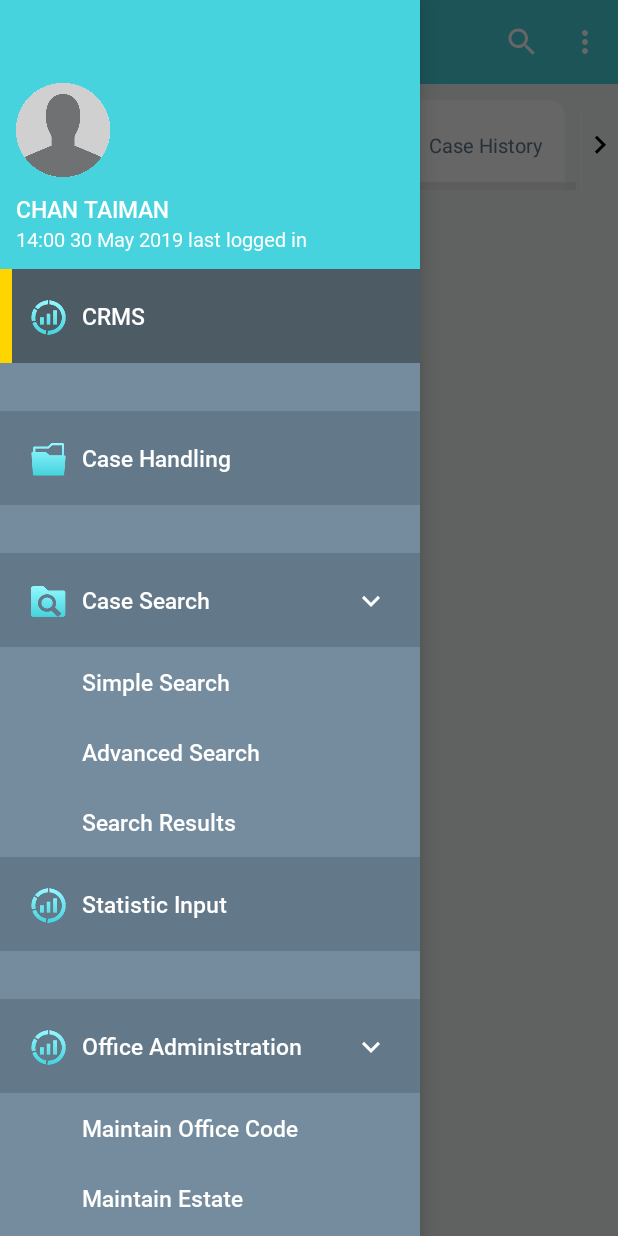
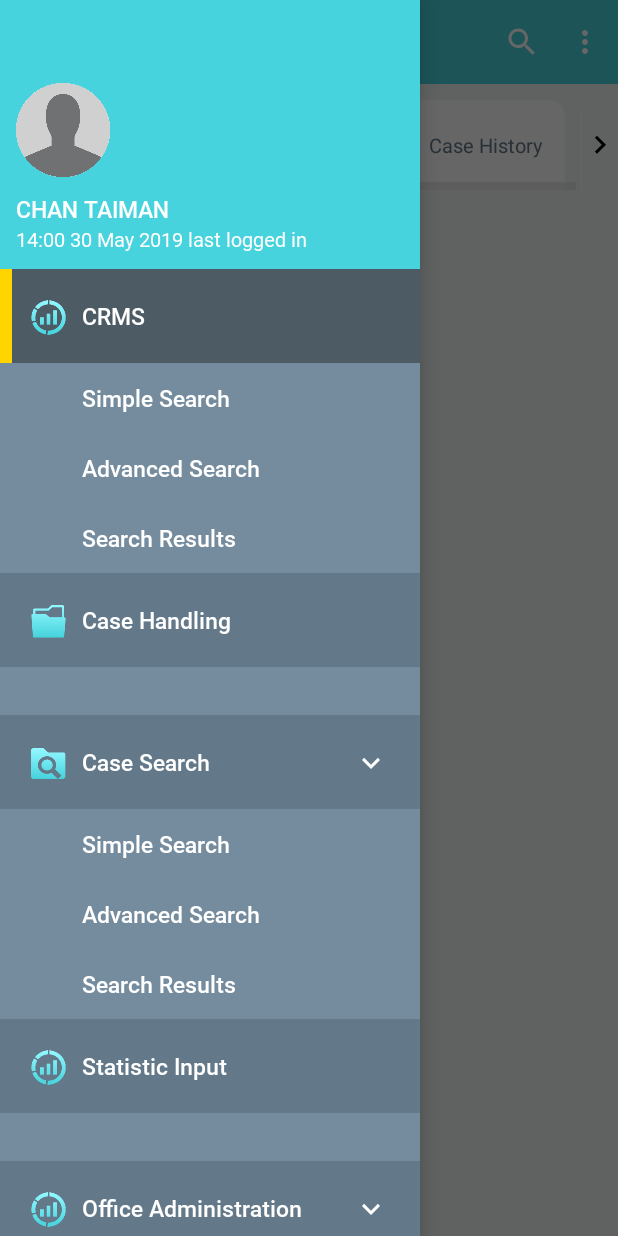
Before and after one commit to anggarisky/CRMSBetak, an Android app: the screen it shows after launch (CaseHandlingActivity), after a tap on "CRMS", on a phone screen of 412 x 824 dp. Run offline under Robolectric (Android 15) with nearby library versions, the phone set to English and light mode, and no system bars; our stand-ins replace sdp/ssp sizes; libraries missing offline, so code that uses them is left out: com.xwray.groupie, net.cachapa.expandablelayout; 5 statements that could not run were skipped; 2 other taps on this screen came first.

Commit message:
fix expandable menu

```diff
--- a/app/src/main/java/com/example/crmsbeta/CaseHandlingActivity.java
+++ b/app/src/main/java/com/example/crmsbeta/CaseHandlingActivity.java
@@ -200,33 +200,33 @@ public class CaseHandlingActivity extends AppCompatActivity implements Selectabl
         menuChildrenOfficeAdmin.add("Maintain Block");
 
         menuModels.add(new SelectableMenuModel(new MenuModel("CRMS", emptyList,
-                R.drawable.icon_statistic_input, R.drawable.icon_statistic_input), false));
+                R.drawable.icon_statistic_input, R.drawable.icon_statistic_input), false, false));
         menuModels.add(new SelectableMenuModel(new MenuModel("Case Handling", emptyList,
-                R.drawable.icon_statistic_input, R.drawable.icon_case_handling), false));
+                R.drawable.icon_statistic_input, R.drawable.icon_case_handling), false, false));
         menuModels.add(new SelectableMenuModel(new MenuModel("Case Search", menuChildrenCaseSearch,
-                R.drawable.icon_statistic_input, R.drawable.icon_case_search), false));
+                R.drawable.icon_statistic_input, R.drawable.icon_case_search), false, false));
         menuModels.add(new SelectableMenuModel(new MenuModel("Statistic Input", emptyList,
-                R.drawable.icon_statistic_input, R.drawable.icon_statistic_input), false));
+                R.drawable.icon_statistic_input, R.drawable.icon_statistic_input), false, false));
         menuModels.add(new SelectableMenuModel(new MenuModel("Office Administration", menuChildrenOfficeAdmin,
-                R.drawable.icon_statistic_input, R.drawable.icon_statistic_input), false));
+                R.drawable.icon_statistic_input, R.drawable.icon_statistic_input), false, false));
 
-//        menuModels.add(new SelectableMenuModel(new MenuModel("User Management", emptyList,
-//                R.drawable.icon_statistic_input, R.drawable.icon_statistic_input), false));
-//
-//        menuModels.add(new SelectableMenuModel(new MenuModel("Business Parameter \n" +
-//                "Maintenance", emptyList,
-//                R.drawable.icon_statistic_input, R.drawable.icon_statistic_input), false));
+        menuModels.add(new SelectableMenuModel(new MenuModel("User Management", emptyList,
+                R.drawable.icon_statistic_input, R.drawable.icon_statistic_input), false, false));
 
-//        menuModels.add(new SelectableMenuModel(new MenuModel("System \n" +
-//                "Administration", emptyList,
-//                R.drawable.icon_statistic_input, R.drawable.icon_statistic_input), false));
-//        menuModels.add(new SelectableMenuModel(new MenuModel("Handling Guidelines", emptyList,
-//                R.drawable.icon_statistic_input, R.drawable.icon_statistic_input), false));
-//        menuModels.add(new SelectableMenuModel(new MenuModel("Report Data \n" +
-//                "Generation", emptyList,
-//                R.drawable.icon_statistic_input, R.drawable.icon_statistic_input), false));
-//        menuModels.add(new SelectableMenuModel(new MenuModel("Feedback Corner", emptyList,
-//                R.drawable.icon_statistic_input, R.drawable.icon_statistic_input), false));
+        menuModels.add(new SelectableMenuModel(new MenuModel("Business Parameter \n" +
+                "Maintenance", emptyList,
+                R.drawable.icon_statistic_input, R.drawable.icon_statistic_input), false, false));
+
+        menuModels.add(new SelectableMenuModel(new MenuModel("System \n" +
+                "Administration", emptyList,
+                R.drawable.icon_statistic_input, R.drawable.icon_statistic_input), false, false));
+        menuModels.add(new SelectableMenuModel(new MenuModel("Handling Guidelines", emptyList,
+                R.drawable.icon_statistic_input, R.drawable.icon_statistic_input), false, false));
+        menuModels.add(new SelectableMenuModel(new MenuModel("Report Data \n" +
+                "Generation", emptyList,
+                R.drawable.icon_statistic_input, R.drawable.icon_statistic_input), false, false));
+        menuModels.add(new SelectableMenuModel(new MenuModel("Feedback Corner", emptyList,
+                R.drawable.icon_statistic_input, R.drawable.icon_statistic_input), false, false));
 
         rvMenuAdapter = new MenuNavAdapter(menuModels, this);
         rvMenu.setAdapter(rvMenuAdapter);
--- a/app/src/main/java/com/example/crmsbeta/adapter/MenuNavAdapter.java
+++ b/app/src/main/java/com/example/crmsbeta/adapter/MenuNavAdapter.java
@@ -25,7 +25,7 @@ public class MenuNavAdapter extends RecyclerView.Adapter implements SelectableVi
         this.listener = listener;
         mValues = new ArrayList<>();
         for (MenuModel data : menuModels) {
-            mValues.add(new SelectableMenuModel(data, false));
+            mValues.add(new SelectableMenuModel(data, false, false));
         }
     }
 
@@ -47,7 +47,7 @@ public class MenuNavAdapter extends RecyclerView.Adapter implements SelectableVi
         SelectableMenuModel selectableMenuModel = mValues.get(position);
 
         holder.bindItem(selectableMenuModel, position);
-        holder.setChecked(holder.mItem.isSelected());
+//        holder.setChecked(holder.mItem.isSelected());
     }
 
     @Override
--- a/app/src/main/java/com/example/crmsbeta/adapter/SelectableViewHolder.java
+++ b/app/src/main/java/com/example/crmsbeta/adapter/SelectableViewHolder.java
@@ -62,9 +62,12 @@ public class SelectableViewHolder extends RecyclerView.ViewHolder implements Sel
 
     public void bindItem(SelectableMenuModel selectableMenuModel, final int pos) {
         mItem = selectableMenuModel;
+
         if (mItem.getMenuChildren().size() > 0) {
+
             btnExpand.setVisibility(View.VISIBLE);
             expandedMenu.setVisibility(View.VISIBLE);
+
             List<SubMenuModel> subMenuModels = new ArrayList<>();
             for (String data : mItem.getMenuChildren()) {
                 subMenuModels.add(new SubMenuModel(data));
@@ -72,51 +75,26 @@ public class SelectableViewHolder extends RecyclerView.ViewHolder implements Sel
             SubmenuNavAdapter submenuNavAdapter = new SubmenuNavAdapter(subMenuModels, this);
             rvSubMenu.setAdapter(submenuNavAdapter);
             rvSubMenu.setLayoutManager(new LinearLayoutManager(ctx));
+
+            if (mItem.isSelected()) {
+                if (!mItem.isExpanded()) {
+                    btnExpand.setImageResource(R.drawable.ic_keyboard_arrow_up_white_12dp);
+                    expandedMenu.expand();
+                    mItem.setExpanded(true);
+                }
+            } else {
+                if (mItem.isExpanded()) {
+                    expandedMenu.collapse();
+                    mItem.setExpanded(false);
+                    btnExpand.setImageResource(R.drawable.ic_keyboard_arrow_down_white_12dp);
+                }
+            }
         } else {
             btnExpand.setVisibility(View.GONE);
             expandedMenu.setVisibility(View.GONE);
         }
 
-        containerMenu.setOnClickListener(new View.OnClickListener() {
-            @Override
-            public void onClick(View view) {
-                if (mItem.isSelected()) {
-                    // deselect
-                    setChecked(false);
-                } else {
-                    // select
-                    setChecked(true);
-                }
-                handleOpenExpand();
-                listener.onItemSelected(mItem, pos);
-            }
-        });
-
-
-        tvTitleMenu.setText(mItem.getMenuTitle());
-    }
-
-    private void handleOpenExpand() {
-        Log.d("tag", "expandable is expanded ? " + expandedMenu.isExpanded());
-
-        if (mItem.getMenuChildren().size() > 0) {
-            if (expandedMenu.isExpanded()) {
-                Log.d("tag", "expandable collapse");
-                expandedMenu.collapse();
-                btnExpand.setImageResource(R.drawable.ic_keyboard_arrow_down_white_12dp);
-            } else {
-                expandedMenu.setVisibility(View.VISIBLE);
-                Log.d("tag", "expandable expand");
-                expandedMenu.expand();
-                btnExpand.setImageResource(R.drawable.ic_keyboard_arrow_up_white_12dp);
-            }
-        }
-    }
-
-
-    public void setChecked(boolean isChecked) {
-        Log.d("tag", "set check " + isChecked);
-        if (isChecked) {
+        if (mItem.isSelected()) {
             lineSelected.setVisibility(View.VISIBLE);
             imgIcon.setImageResource(mItem.getSelectedIcon());
             containerMenu.setBackgroundColor(Color.parseColor("#4d5b65"));
@@ -125,7 +103,17 @@ public class SelectableViewHolder extends RecyclerView.ViewHolder implements Sel
             imgIcon.setImageResource(mItem.getNormalIcon());
             containerMenu.setBackgroundColor(Color.parseColor("#637989"));
         }
-        mItem.setSelected(isChecked);
+
+        containerMenu.setOnClickListener(new View.OnClickListener() {
+            @Override
+            public void onClick(View view) {
+                mItem.setSelected(!mItem.isSelected());
+                listener.onItemSelected(mItem, pos);
+            }
+        });
+
+
+        tvTitleMenu.setText(mItem.getMenuTitle());
     }
 
 
--- a/app/src/main/java/com/example/crmsbeta/model/SelectableMenuModel.java
+++ b/app/src/main/java/com/example/crmsbeta/model/SelectableMenuModel.java
@@ -3,10 +3,20 @@ package com.example.crmsbeta.model;
 public class SelectableMenuModel extends MenuModel {
 
     private boolean isSelected = false;
+    private boolean isExpanded = false;
 
-    public SelectableMenuModel(MenuModel menuModel, boolean isSelected) {
+    public SelectableMenuModel(MenuModel menuModel, boolean isSelected, boolean isExpanded) {
         super(menuModel.getMenuTitle(), menuModel.getMenuChildren(), menuModel.getSelectedIcon(), menuModel.getNormalIcon());
         this.isSelected = isSelected;
+        this.isExpanded = isExpanded;
+    }
+
+    public boolean isExpanded() {
+        return isExpanded;
+    }
+
+    public void setExpanded(boolean expanded) {
+        isExpanded = expanded;
     }
 
     public boolean isSelected() {
--- a/app/src/main/res/layout/layout_menu_item.xml
+++ b/app/src/main/res/layout/layout_menu_item.xml
@@ -35,11 +35,11 @@
         <TextView
             android:id="@+id/tvTitleMenu"
             android:layout_width="wrap_content"
-            android:layout_height="wrap_content"
+            android:layout_height="@dimen/_48sdp"
             android:layout_centerVertical="true"
             android:layout_marginLeft="@dimen/_42sdp"
-            android:layout_marginTop="@dimen/_16sdp"
             android:fontFamily="@font/roboto_medium"
+            android:gravity="center_vertical"
             android:textColor="@color/white"
             android:textSize="@dimen/_12ssp"
             app:layout_constraintLeft_toLeftOf="parent"
@@ -62,7 +62,6 @@
             android:id="@+id/expandableMenu"
             android:layout_width="match_parent"
             android:layout_height="wrap_content"
-            android:layout_marginTop="@dimen/_16sdp"
             android:background="#748c9d"
             app:layout_constraintLeft_toLeftOf="parent"
             app:layout_constraintTop_toBottomOf="@id/tvTitleMenu">
@@ -70,7 +69,7 @@
             <androidx.recyclerview.widget.RecyclerView
                 android:id="@+id/rvSubMenu"
                 android:layout_width="match_parent"
-                android:layout_height="wrap_content"/>
+                android:layout_height="wrap_content" />
 
         </net.cachapa.expandablelayout.ExpandableLayout>
 
```
